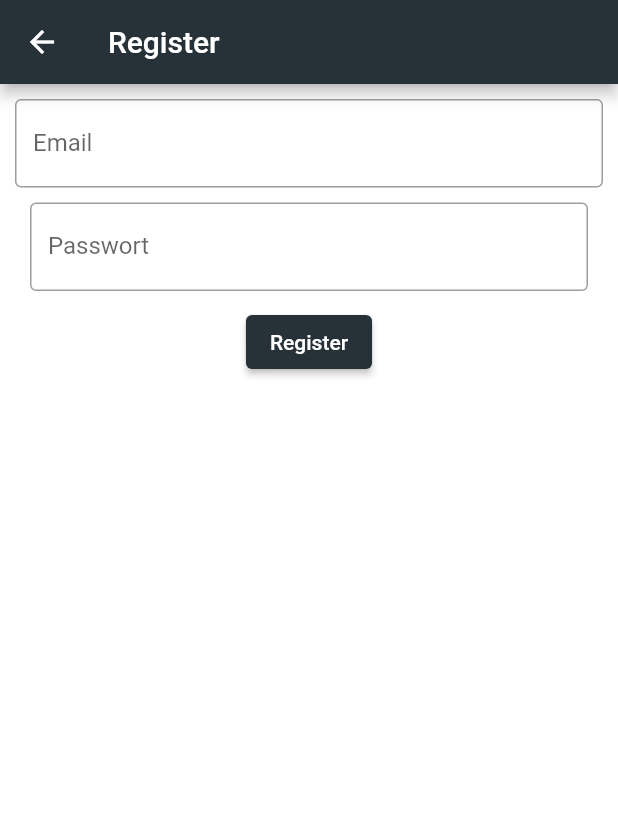
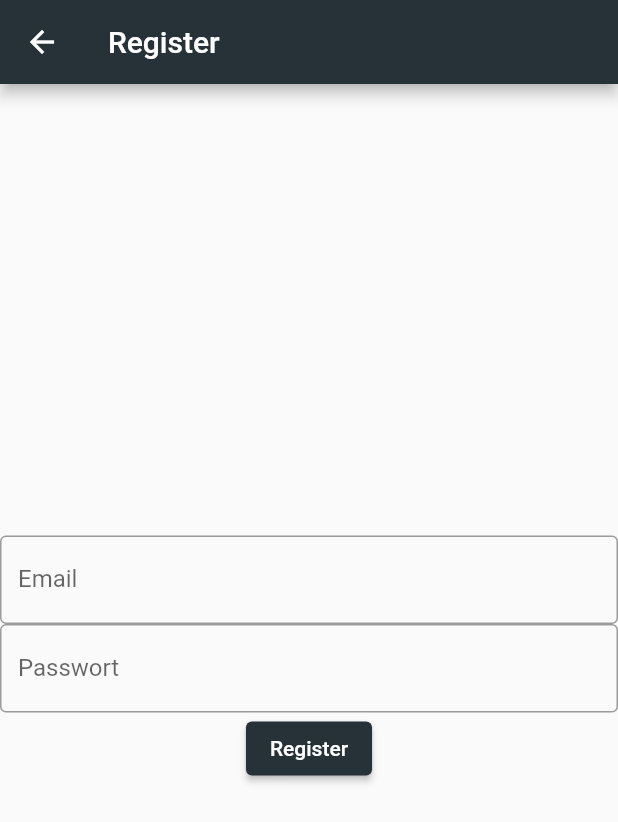
Before and after one commit to MichelSiegert/runaway, a Flutter app: the RegisterPage screen opened by its route, on a phone screen of 412 x 824 dp. Shown: the top 822 px of the screen. Run offline on Flutter 3.47's test engine with Material 2 defaults, Android fonts, the phone set to English and light mode, and no system bars; our stand-ins replace cloud_firestore, firebase_auth, firebase_core, firebase_database, flutter_signin_button, geocoding and 5 more; accounts and stored records are empty.

Commit message:
making register buttons the same size!

```diff
--- a/lib/Pages/Register/form.dart
+++ b/lib/Pages/Register/form.dart
@@ -10,11 +10,9 @@ class RegisterForm extends StatelessWidget {
     TextEditingController textCon = TextEditingController();
     TextEditingController passCon = TextEditingController();
     return SizedBox.expand(
-      child: Container(
-        padding: const EdgeInsets.all(10),
-        alignment: Alignment.center,
-        color: Colors.white,
       child: Column(
+        mainAxisAlignment: MainAxisAlignment.center,
+        crossAxisAlignment: CrossAxisAlignment.center,
         children: [
           TextField(
             onChanged: (text) {},
@@ -24,7 +22,6 @@ class RegisterForm extends StatelessWidget {
                 border: OutlineInputBorder(), labelText: "Email"),
           ),
           Container(
-              padding: const EdgeInsets.all(10),
             child: TextField(
               obscureText: true,
               decoration: const InputDecoration(
@@ -45,7 +42,6 @@ class RegisterForm extends StatelessWidget {
               }),
         ],
       ),
-      ),
     );
   }
 }
```
Lines whose indentation alone changed are shown as unchanged.
